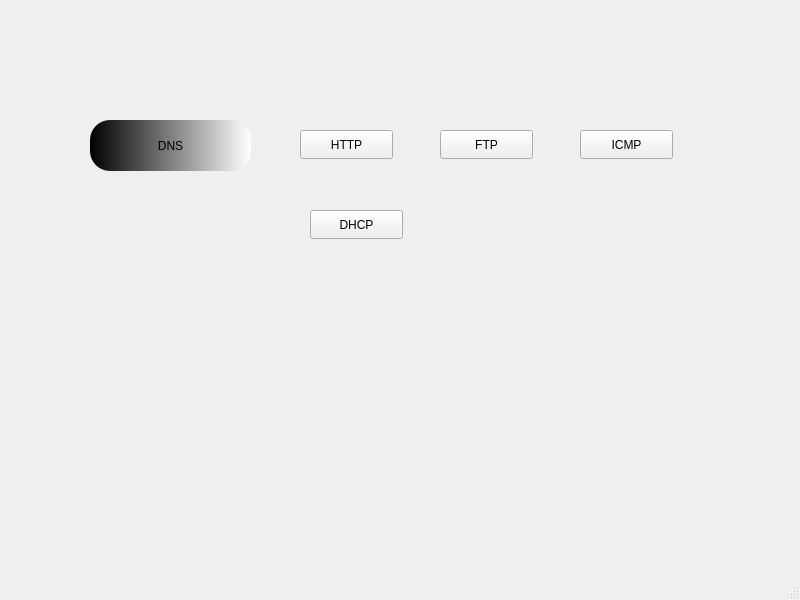
Above: Generator/mainwindow.ui from alexandragugu/Practica2023 before the change. Below: the same form after it.
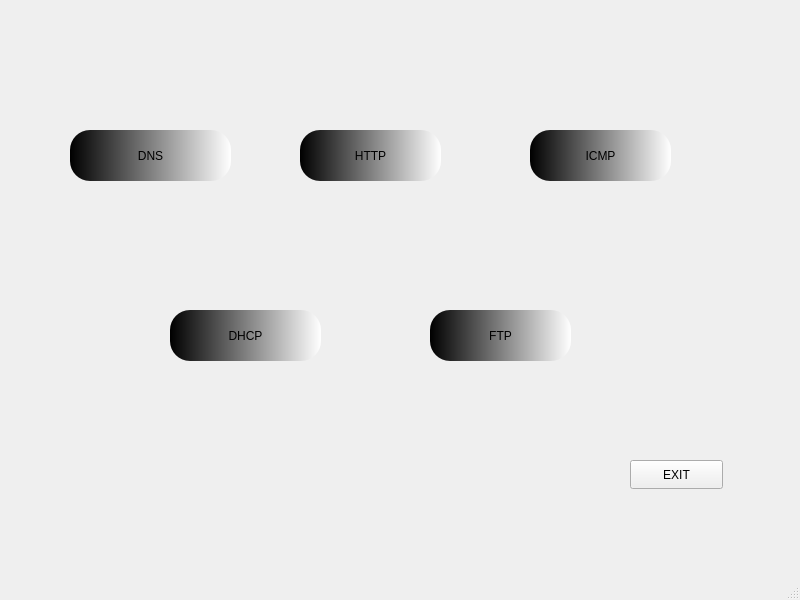
That is the form after the change.

```diff
--- a/Generator/mainwindow.ui
+++ b/Generator/mainwindow.ui
@@ -17,8 +17,8 @@
    <widget class="QWidget" name="widget" native="true">
     <property name="geometry">
      <rect>
-      <x>20</x>
-      <y>0</y>
+      <x>30</x>
+      <y>50</y>
       <width>721</width>
       <height>481</height>
      </rect>
@@ -26,8 +26,8 @@
     <widget class="QPushButton" name="ICMP">
      <property name="geometry">
       <rect>
-       <x>70</x>
-       <y>120</y>
+       <x>40</x>
+       <y>80</y>
        <width>161</width>
        <height>51</height>
       </rect>
@@ -43,12 +43,16 @@
     <widget class="QPushButton" name="pushButton">
      <property name="geometry">
       <rect>
-       <x>280</x>
-       <y>130</y>
-       <width>93</width>
-       <height>29</height>
+       <x>270</x>
+       <y>80</y>
+       <width>141</width>
+       <height>51</height>
       </rect>
      </property>
+     <property name="styleSheet">
+      <string notr="true">background-color: qlineargradient(spread:pad, x1:0, y1:0, x2:1, y2:0, stop:0 rgba(0, 0, 0, 255), stop:1 rgba(255, 255, 255, 255));
+border-radius:20;</string>
+     </property>
      <property name="text">
       <string>HTTP</string>
      </property>
@@ -56,12 +60,16 @@
     <widget class="QPushButton" name="pushButton_2">
      <property name="geometry">
       <rect>
-       <x>420</x>
-       <y>130</y>
-       <width>93</width>
-       <height>29</height>
+       <x>400</x>
+       <y>260</y>
+       <width>141</width>
+       <height>51</height>
       </rect>
      </property>
+     <property name="styleSheet">
+      <string notr="true">background-color: qlineargradient(spread:pad, x1:0, y1:0, x2:1, y2:0, stop:0 rgba(0, 0, 0, 255), stop:1 rgba(255, 255, 255, 255));
+border-radius:20;</string>
+     </property>
      <property name="text">
       <string>FTP</string>
      </property>
@@ -69,12 +77,16 @@
     <widget class="QPushButton" name="pushButton_3">
      <property name="geometry">
       <rect>
-       <x>560</x>
-       <y>130</y>
-       <width>93</width>
-       <height>29</height>
+       <x>500</x>
+       <y>80</y>
+       <width>141</width>
+       <height>51</height>
       </rect>
      </property>
+     <property name="styleSheet">
+      <string notr="true">background-color: qlineargradient(spread:pad, x1:0, y1:0, x2:1, y2:0, stop:0 rgba(0, 0, 0, 255), stop:1 rgba(255, 255, 255, 255));
+border-radius:20;</string>
+     </property>
      <property name="text">
       <string>ICMP</string>
      </property>
@@ -82,16 +94,33 @@
     <widget class="QPushButton" name="pushButton_4">
      <property name="geometry">
       <rect>
-       <x>290</x>
-       <y>210</y>
-       <width>93</width>
-       <height>29</height>
+       <x>140</x>
+       <y>260</y>
+       <width>151</width>
+       <height>51</height>
       </rect>
      </property>
+     <property name="styleSheet">
+      <string notr="true">background-color: qlineargradient(spread:pad, x1:0, y1:0, x2:1, y2:0, stop:0 rgba(0, 0, 0, 255), stop:1 rgba(255, 255, 255, 255));
+border-radius:20;</string>
+     </property>
      <property name="text">
       <string>DHCP</string>
      </property>
     </widget>
+    <widget class="QPushButton" name="pushButton_5">
+     <property name="geometry">
+      <rect>
+       <x>600</x>
+       <y>410</y>
+       <width>93</width>
+       <height>29</height>
+      </rect>
+     </property>
+     <property name="text">
+      <string>EXIT</string>
+     </property>
+    </widget>
    </widget>
   </widget>
   <widget class="QMenuBar" name="menubar">
```
